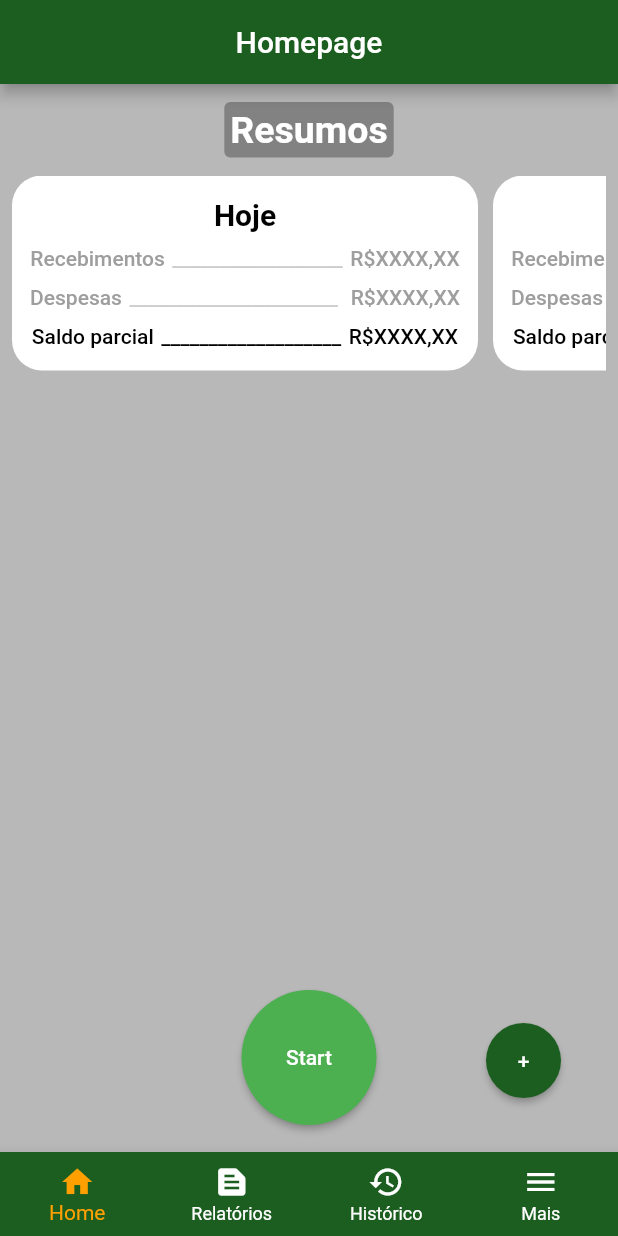
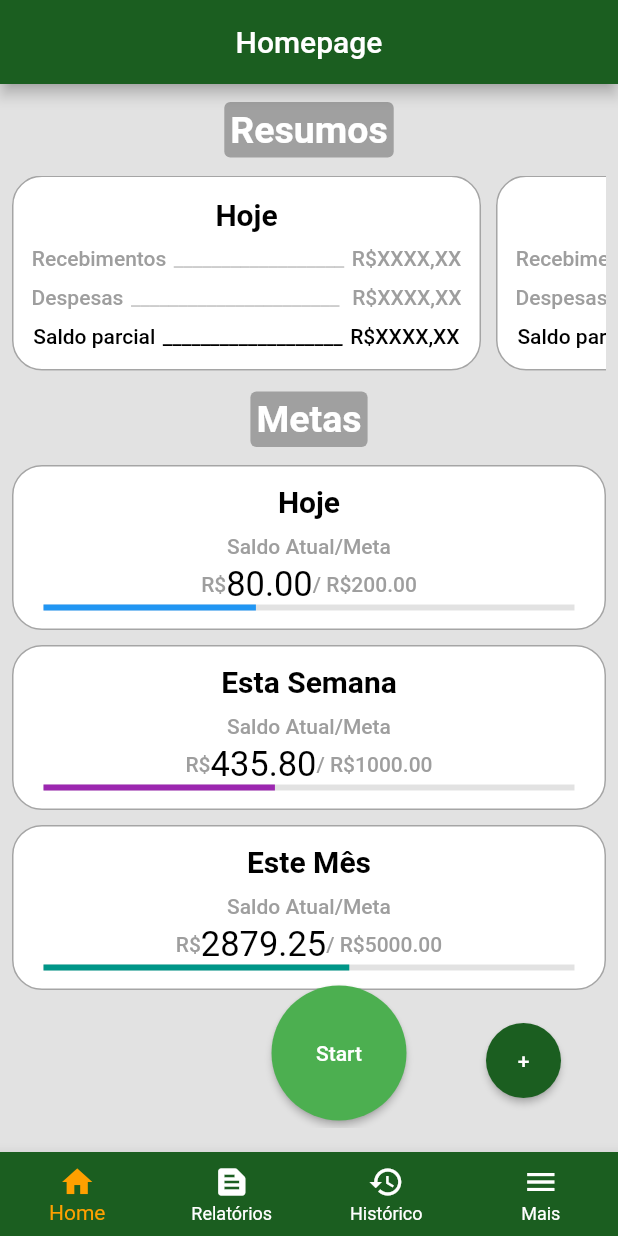
Before and after one commit to MoraesDev1/drive_ease, a Flutter app: the screen it shows after launch, on a phone screen of 412 x 824 dp. Run offline on Flutter 3.47's test engine with Material 3 defaults, Android fonts, the phone set to English and light mode, and no system bars; our stand-ins replace fl_chart, sqflite; accounts and stored records are empty.

Commit message:
Widget para exibir meta na HomePage

```diff
--- a/driveease_v1/lib/Pages/Display/home_page.dart
+++ b/driveease_v1/lib/Pages/Display/home_page.dart
@@ -1,5 +1,5 @@
 import 'package:driveease_v1/Utils/colors_utils.dart';
-import 'package:driveease_v1/Widgets/Button/star_stop_button_widget.dart';
+import 'package:driveease_v1/Widgets/Section/goals_section.dart';
 import 'package:driveease_v1/Widgets/Section/summary_section.dart';
 import 'package:flutter/material.dart';
 
@@ -21,13 +21,14 @@ class _HomePageState extends State<HomePage> {
         backgroundColor: Utils.verdePrimario,
       ),
       body: const Padding(
-        padding: const EdgeInsets.all(8.0),
+        padding: EdgeInsets.all(8.0),
         child: Column(
           mainAxisAlignment: MainAxisAlignment.start,
           children: [
             SummarySection(),
-            const Spacer(),
-            const StartStopButton(),
+            SizedBox(height: 10),
+            GoalsSection(),
+            Spacer(),
           ],
         ),
       ),
--- a/driveease_v1/lib/Pages/Pillar/layout_page.dart
+++ b/driveease_v1/lib/Pages/Pillar/layout_page.dart
@@ -16,6 +16,7 @@ class LayoutPage extends StatefulWidget {
 class _LayoutPageState extends State<LayoutPage> {
   int selectedIcon = 0;
   PageController pageController = PageController();
+  bool isHomePage = true;
 
   final List<Widget> pages = [
     const HomePage(),
@@ -24,19 +25,28 @@ class _LayoutPageState extends State<LayoutPage> {
     const OptionsPage(),
   ];
 
+  _isHomePage(int index) {
+    if (index == 0) {
+      isHomePage = true;
+    } else {
+      isHomePage = false;
+    }
+  }
+
   @override
   Widget build(BuildContext context) {
     return SafeArea(
       child: Scaffold(
-        floatingActionButton: const MenuNovaAcao(),
+        floatingActionButton: MenuNovaAcao(isHomePage: isHomePage),
         body: PageView(
           controller: pageController,
-          children: pages,
           onPageChanged: (index) {
             setState(() {
+              _isHomePage(index);
               selectedIcon = index;
             });
           },
+          children: pages,
         ),
         bottomNavigationBar: BottomNavigationBar(
           type: BottomNavigationBarType.fixed,
--- a/driveease_v1/lib/Utils/colors_utils.dart
+++ b/driveease_v1/lib/Utils/colors_utils.dart
@@ -3,6 +3,6 @@ import 'package:flutter/material.dart';
 class Utils {
   static Color verdePrimario = Colors.green.shade900;
   static Color verdeSecundario = Colors.green.shade500;
-  static Color corFundo = const Color.fromARGB(255, 184, 184, 184);
+  static Color corFundo = const Color.fromARGB(255, 226, 226, 226);
   static Color corSecundaria = Colors.amber.shade700;
 }
--- a/driveease_v1/lib/Widgets/Button/new_action_button_widget.dart
+++ b/driveease_v1/lib/Widgets/Button/new_action_button_widget.dart
@@ -1,10 +1,13 @@
 import 'package:driveease_v1/Utils/colors_utils.dart';
 import 'package:driveease_v1/Widgets/Button/new_meta_button_widget.dart';
 import 'package:driveease_v1/Widgets/Button/new_servico_button_widget.dart';
+import 'package:driveease_v1/Widgets/Button/star_stop_button_widget.dart';
 import 'package:flutter/material.dart';
 
 class MenuNovaAcao extends StatefulWidget {
-  const MenuNovaAcao({super.key});
+  const MenuNovaAcao({super.key, required this.isHomePage});
+
+  final bool isHomePage;
 
   @override
   State<MenuNovaAcao> createState() => _MenuNovaAcaoState();
@@ -100,6 +103,14 @@ class _MenuNovaAcaoState extends State<MenuNovaAcao> {
             child: Text(!open ? '+' : 'x'),
           ),
         ),
+        Positioned(
+          bottom: -5,
+          right: 115,
+          child: Visibility(
+            visible: widget.isHomePage,
+            child: const StartStopButton(),
+          ),
+        ),
       ],
     );
   }
--- a/driveease_v1/lib/Widgets/Button/new_meta_button_widget.dart
+++ b/driveease_v1/lib/Widgets/Button/new_meta_button_widget.dart
@@ -87,7 +87,9 @@ class _NewMetaButtonState extends State<NewMetaButton> {
 
   @override
   Widget build(BuildContext context) {
-    return SingleChildScrollView(
+    return GestureDetector(
+      onTap: () => Navigator.of(context).pop(),
+      child: SingleChildScrollView(
         child: AlertDialog(
           content: SizedBox(
             child: Form(
@@ -229,6 +231,7 @@ class _NewMetaButtonState extends State<NewMetaButton> {
             ),
           ),
         ),
+      ),
     );
   }
 }
--- a/driveease_v1/lib/Widgets/Button/new_servico_button_widget.dart
+++ b/driveease_v1/lib/Widgets/Button/new_servico_button_widget.dart
@@ -102,7 +102,9 @@ class _NewServicoButtonState extends State<NewServicoButton> {
 
   @override
   Widget build(BuildContext context) {
-    return SingleChildScrollView(
+    return GestureDetector(
+      onTap: () => Navigator.of(context).pop(),
+      child: SingleChildScrollView(
         child: AlertDialog(
           content: SizedBox(
             child: Form(
@@ -245,6 +247,7 @@ class _NewServicoButtonState extends State<NewServicoButton> {
             ),
           ),
         ),
+      ),
     );
   }
 }
--- /dev/null
+++ b/driveease_v1/lib/Widgets/Cards/card_goal.dart
@@ -0,0 +1,95 @@
+import 'package:flutter/material.dart';
+
+class CardGoal extends StatelessWidget {
+  const CardGoal({
+    super.key,
+    required this.titulo,
+    required this.meta,
+    required this.saldo,
+    required this.corDoIndicadorDeProgresso,
+  });
+
+  final String titulo;
+  final double meta;
+  final double saldo;
+  final Color corDoIndicadorDeProgresso;
+
+  final TextStyle subtitleStyle = const TextStyle(
+    color: Color.fromARGB(255, 158, 158, 158),
+    fontWeight: FontWeight.w500,
+  );
+
+  @override
+  Widget build(BuildContext context) {
+    return Container(
+      decoration: BoxDecoration(
+        color: Colors.white,
+        borderRadius: BorderRadius.circular(20),
+        border: Border.all(color: const Color.fromARGB(90, 0, 0, 0)),
+      ),
+      padding: const EdgeInsets.only(left: 20, right: 20),
+      height: 110,
+      child: Column(
+        mainAxisAlignment: MainAxisAlignment.center,
+        children: [
+          Text(
+            titulo,
+            style: const TextStyle(
+              color: Colors.black,
+              fontWeight: FontWeight.bold,
+              fontSize: 20,
+            ),
+          ),
+          const SizedBox(
+            height: 10,
+          ),
+          Row(
+            mainAxisAlignment: MainAxisAlignment.center,
+            children: [
+              Text(
+                'Saldo Atual',
+                style: subtitleStyle,
+              ),
+              Text(
+                '/',
+                style: subtitleStyle,
+              ),
+              Text(
+                'Meta',
+                style: subtitleStyle,
+              ),
+            ],
+          ),
+          const SizedBox(
+            height: 4,
+          ),
+          Row(
+            mainAxisAlignment: MainAxisAlignment.center,
+            children: [
+              Text(
+                'R\$',
+                style: subtitleStyle,
+              ),
+              Text(
+                saldo.toStringAsFixed(2),
+                style: const TextStyle(
+                  color: Colors.black,
+                  fontSize: 23,
+                ),
+              ),
+              Text(
+                '/ R\$${meta.toStringAsFixed(2)}',
+                style: subtitleStyle,
+              ),
+            ],
+          ),
+          LinearProgressIndicator(
+            color: corDoIndicadorDeProgresso,
+            backgroundColor: const Color.fromARGB(75, 158, 158, 158),
+            value: saldo / meta,
+          ),
+        ],
+      ),
+    );
+  }
+}
--- a/driveease_v1/lib/Widgets/Cards/card_summary.dart
+++ b/driveease_v1/lib/Widgets/Cards/card_summary.dart
@@ -9,7 +9,10 @@ class CardSummary extends StatelessWidget {
   Widget build(BuildContext context) {
     return Container(
       decoration: BoxDecoration(
-          color: Colors.white, borderRadius: BorderRadius.circular(20)),
+        color: Colors.white,
+        borderRadius: BorderRadius.circular(20),
+        border: Border.all(color: const Color.fromARGB(90, 0, 0, 0)),
+      ),
       padding: const EdgeInsets.all(8),
       height: 130,
       child: Card(
--- /dev/null
+++ b/driveease_v1/lib/Widgets/Section/goals_section.dart
@@ -0,0 +1,68 @@
+import 'package:driveease_v1/Widgets/Cards/card_goal.dart';
+import 'package:flutter/material.dart';
+
+class GoalsSection extends StatelessWidget {
+  const GoalsSection({super.key});
+
+  @override
+  Widget build(BuildContext context) {
+    return const Column(
+      children: [
+        Card(
+          elevation: 0,
+          color: Color.fromARGB(75, 0, 0, 0),
+          child: Padding(
+            padding: EdgeInsets.all(4),
+            child: Text(
+              'Metas',
+              style: TextStyle(
+                fontSize: 25,
+                fontWeight: FontWeight.bold,
+                color: Colors.white,
+              ),
+            ),
+          ),
+        ),
+        SizedBox(
+          height: 8,
+        ),
+        SizedBox(
+          height: 400,
+          child: SingleChildScrollView(
+            child: Column(
+              children: [
+                CardGoal(
+                  titulo: 'Hoje',
+                  saldo: 80,
+                  meta: 200,
+                  corDoIndicadorDeProgresso: Colors.blue,
+                ),
+                SizedBox(
+                  height: 10,
+                ),
+                CardGoal(
+                  titulo: 'Esta Semana',
+                  saldo: 435.80,
+                  meta: 1000,
+                  corDoIndicadorDeProgresso: Colors.purple,
+                ),
+                SizedBox(
+                  height: 10,
+                ),
+                CardGoal(
+                  titulo: 'Este Mês',
+                  saldo: 2879.25,
+                  meta: 5000,
+                  corDoIndicadorDeProgresso: Colors.teal,
+                ),
+                SizedBox(
+                  height: 100,
+                ),
+              ],
+            ),
+          ),
+        ),
+      ],
+    );
+  }
+}
```
Lines whose indentation alone changed are shown as unchanged.
